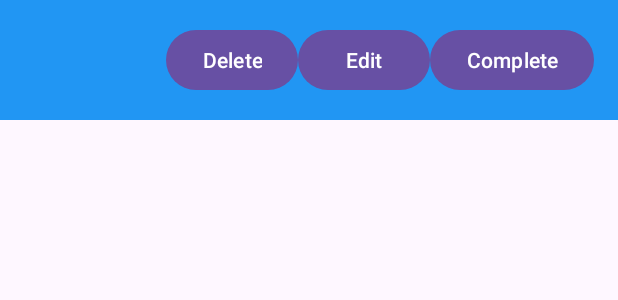
After one commit to Ashborn013/ToDo_Project, an Android app: the layout task_item.xml on its own in the app's theme, with its tools: preview values and no code run, on a phone screen of 412 x 824 dp. The commit adds this screen. Shown: the top 300 px of the screen. Run offline under Robolectric (Android 15) with nearby library versions, the light colour scheme and no system bars.

```diff
--- /dev/null
+++ b/app/src/main/res/layout/task_item.xml
@@ -0,0 +1,48 @@
+<?xml version="1.0" encoding="utf-8"?>
+<RelativeLayout xmlns:android="http://schemas.android.com/apk/res/android"
+    android:layout_width="match_parent"
+    android:layout_height="wrap_content"
+    android:background="#2196F3"
+    android:padding="16dp"
+    android:layout_marginBottom="8dp">
+
+    <TextView
+        android:id="@+id/tv_task_name"
+        android:layout_width="wrap_content"
+        android:layout_height="wrap_content"
+        android:textSize="18sp"
+        android:textColor="#FFFFFF"
+        android:layout_alignParentStart="true" />
+
+    <TextView
+        android:id="@+id/tv_task_deadline"
+        android:layout_width="wrap_content"
+        android:layout_height="wrap_content"
+        android:layout_below="@id/tv_task_name"
+        android:textSize="14sp"
+        android:textColor="#FFFFFF" />
+
+    <Button
+        android:id="@+id/btn_mark_complete"
+        android:layout_width="wrap_content"
+        android:layout_height="wrap_content"
+        android:text="Complete"
+        android:layout_alignParentEnd="true"
+        android:textColor="#FFFFFF" />
+
+    <Button
+        android:id="@+id/btn_edit"
+        android:layout_width="wrap_content"
+        android:layout_height="wrap_content"
+        android:text="Edit"
+        android:layout_toStartOf="@id/btn_mark_complete"
+        android:textColor="#FFFFFF" />
+
+    <Button
+        android:id="@+id/btn_delete"
+        android:layout_width="wrap_content"
+        android:layout_height="wrap_content"
+        android:text="Delete"
+        android:layout_toStartOf="@id/btn_edit"
+        android:textColor="#FFFFFF" />
+</RelativeLayout>
```
Also changed, not shown: app/src/main/java/com/lab/todoproject/DatabaseHelper.java (+37 -1 lines), app/src/main/java/com/lab/todoproject/HomeScreen.java (+38 -0 lines), app/src/main/java/com/lab/todoproject/Task.java (added, +57 -0 lines), app/src/main/java/com/lab/todoproject/TaskAdapter.java (added, +91 -0 lines), app/src/main/res/layout/activity_home_screen.xml (+16 -5 lines).
